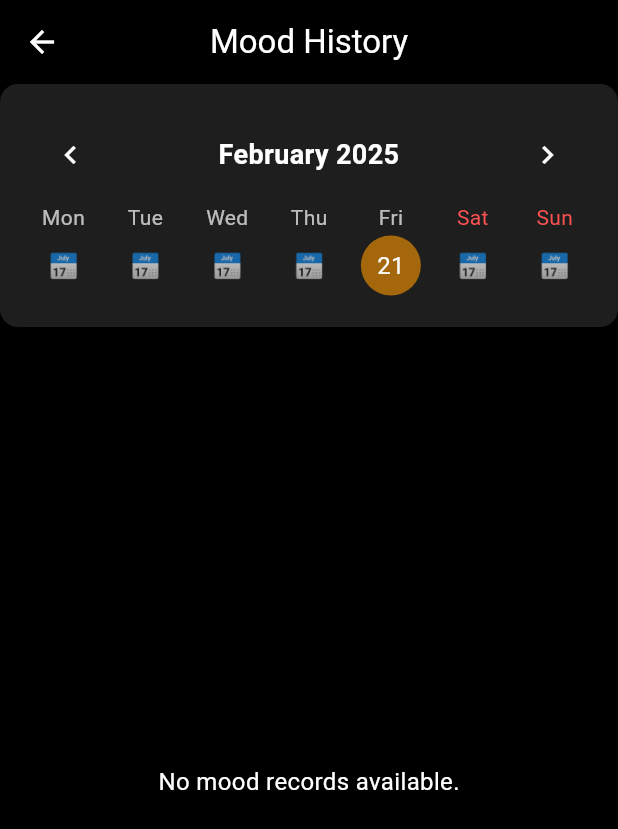
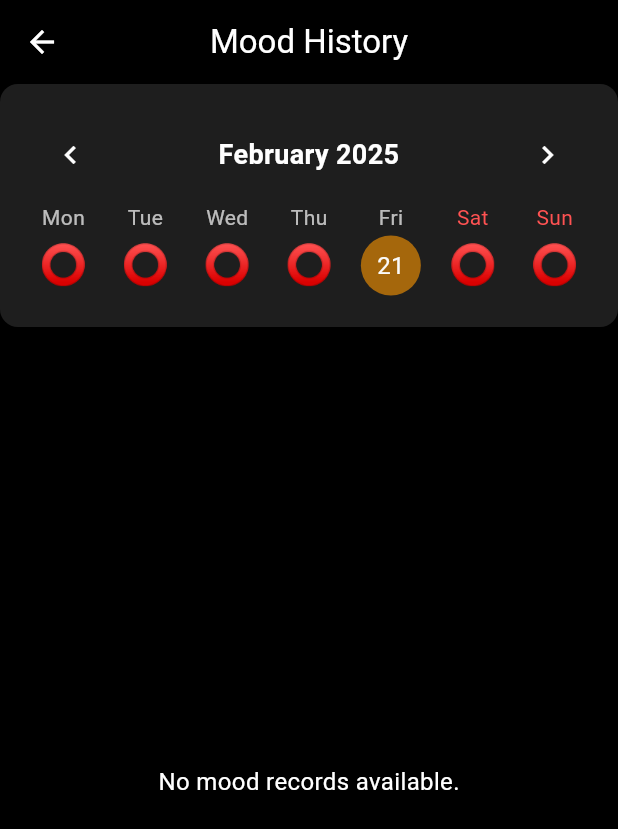
Before and after one commit to nayan1306/aarav, a Flutter app: the TimelinePage screen opened directly, on a phone screen of 412 x 824 dp. Shown: the top 829 px of the screen. Run offline on Flutter 3.47's test engine with Material 3 defaults, Android fonts, the phone set to English and light mode, and no system bars; drawn by our look-alikes of table_calendar; our stand-ins replace audioplayers, hive, hive_flutter, salomon_bottom_bar; missing offline and left inert: circular_menu; accounts and stored records are empty.

Commit message:
modified mood calendar

```diff
--- a/lib/Pages/timelinepage.dart
+++ b/lib/Pages/timelinepage.dart
@@ -15,7 +15,7 @@ class TimelinePage extends StatefulWidget {
 
 class _TimelinePageState extends State<TimelinePage> {
   late Map<DateTime, String> moodEmojis = {};
-  final DateTime _selectedDate = DateTime.now();
+  // final DateTime _selectedDate = DateTime.now();
 
   @override
   void initState() {
@@ -31,8 +31,8 @@ class _TimelinePageState extends State<TimelinePage> {
     for (int i = 0; i < moodSummaryBox.length; i++) {
       final moodSummary = moodSummaryBox.getAt(i);
       if (moodSummary != null) {
-        DateTime date = DateTime.parse(moodSummary.timestamp);
-        DateTime onlyDate = DateTime(date.year, date.month, date.day);
+        // DateTime date = DateTime.parse(moodSummary.timestamp);
+        // DateTime onlyDate = DateTime(date.year, date.month, date.day);
         // You can update moodEmojis mapping here if needed
         // tempMap[onlyDate] = getMoodEmoji(moodSummary.moodScore);
       }
--- a/lib/widgets/mood_calendar.dart
+++ b/lib/widgets/mood_calendar.dart
@@ -149,13 +149,15 @@ class _MoodCalendarState extends State<MoodCalendar> {
                     child: Text(
                       isSelected
                           ? emoji ?? date.day.toString()
-                          : (emoji ?? "📅"), // Show emoji or placeholder
+                          : (emoji ?? "⭕"), // Show emoji or placeholder
                       style: TextStyle(
-                        fontSize: isSelected ? 26 : 16,
+                        fontSize: isSelected ? 26 : 26,
                         fontWeight:
                             isSelected ? FontWeight.bold : FontWeight.normal,
                         color:
-                            isSelected ? Colors.orangeAccent : Colors.white70,
+                            isSelected
+                                ? Colors.orangeAccent
+                                : const Color.fromARGB(255, 67, 66, 66),
                       ),
                     ),
                   );
```
